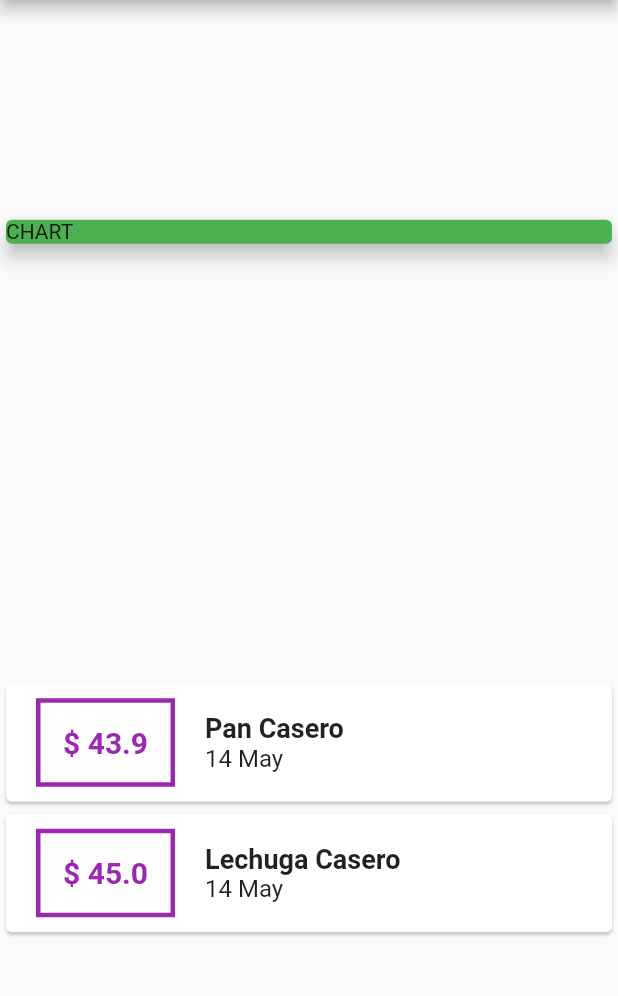
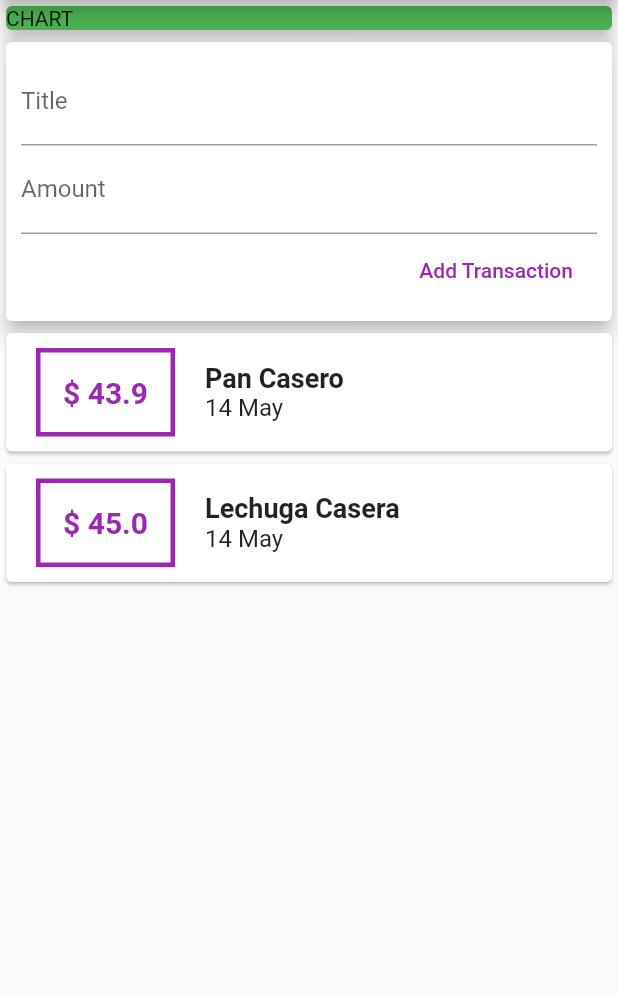
Before and after one commit to nachokhan/my_expenses, a Flutter app: the screen it shows after launch, on a phone screen of 412 x 824 dp, the part 84-1080 px from its top. Run offline on Flutter 3.47's test engine with Material 2 defaults, Android fonts, the phone set to English and light mode, and no system bars.

Commit message:
Huge Refactoring (split+input)

```diff
--- a/lib/main.dart
+++ b/lib/main.dart
@@ -1,6 +1,7 @@
 import 'package:flutter/material.dart';
-import './wtransaction.dart';
-import './transaction.dart';
+
+import './widgets/w_transaction_list.dart';
+import './widgets/w_transaction_input.dart';
 
 void main() => runApp(MyApp());
 
@@ -15,21 +16,6 @@ class MyApp extends StatelessWidget {
 }
 
 class MyHomePage extends StatelessWidget {
-  final List<Transaction> transactions = [
-    Transaction(
-      amount: 43.90,
-      date: DateTime.now(),
-      id: "1",
-      title: "Pan Casero",
-    ),
-    Transaction(
-      amount: 45,
-      date: DateTime.now(),
-      id: "2",
-      title: "Lechuga Casero",
-    )
-  ];
-
   @override
   Widget build(BuildContext context) {
     return Scaffold(
@@ -37,7 +23,7 @@ class MyHomePage extends StatelessWidget {
         title: Text("My Expenses"),
       ),
       body: Column(
-        mainAxisAlignment: MainAxisAlignment.spaceAround,
+        mainAxisAlignment: MainAxisAlignment.start,
         crossAxisAlignment: CrossAxisAlignment.center,
         children: <Widget>[
           Container(
@@ -48,24 +34,10 @@ class MyHomePage extends StatelessWidget {
               elevation: 5,
             ),
           ),
-          Column(
-            children: <Widget>[
-              ...getTransactions(),
-            ],
-          ),
+          WTransactionInput(),
+          WTransactionList(),
         ],
       ),
     );
   }
-
-  getTransactions() {
-    var list = transactions.map((tx) {
-      return WTransaction(
-        amount: tx.amount,
-        date: tx.date,
-        title: tx.title,
-      );
-    }).toList();
-    return list;
-  }
 }
--- /dev/null
+++ b/lib/widgets/w_transaction_input.dart
@@ -0,0 +1,36 @@
+import 'package:flutter/material.dart';
+
+final titleController = TextEditingController();
+final amountController = TextEditingController();
+
+class WTransactionInput extends StatelessWidget {
+  @override
+  Widget build(BuildContext context) {
+    return Container(
+        child: Card(
+            elevation: 5,
+            child: Container(
+              padding: EdgeInsets.all(10),
+              child: Column(
+                crossAxisAlignment: CrossAxisAlignment.end,
+                children: <Widget>[
+                  TextField(
+                    decoration: InputDecoration(labelText: "Title"),
+                    controller: titleController,
+                  ),
+                  TextField(
+                    decoration: InputDecoration(labelText: "Amount"),
+                    controller: amountController,
+                  ),
+                  FlatButton(
+                      child: Text("Add Transaction"),
+                      textColor: Colors.purple,
+                      onPressed: () {
+                        print("T: ${titleController.text}");
+                        print("A: ${amountController.text}");
+                      }),
+                ],
+              ),
+            )));
+  }
+}
--- /dev/null
+++ b/lib/widgets/w_transaction_list.dart
@@ -0,0 +1,41 @@
+import 'package:flutter/material.dart';
+
+import './w_transaction.dart';
+import '../models/transaction.dart';
+
+class WTransactionList extends StatelessWidget {
+  final List<Transaction> transactions = [
+    Transaction(
+      amount: 43.90,
+      date: DateTime.now(),
+      id: "1",
+      title: "Pan Casero",
+    ),
+    Transaction(
+      amount: 45,
+      date: DateTime.now(),
+      id: "2",
+      title: "Lechuga Casera",
+    )
+  ];
+
+  @override
+  Widget build(BuildContext context) {
+    return Column(
+      children: <Widget>[
+        ...getTransactions(),
+      ],
+    );
+  }
+
+  getTransactions() {
+    var list = transactions.map((tx) {
+      return WTransaction(
+        amount: tx.amount,
+        date: tx.date,
+        title: tx.title,
+      );
+    }).toList();
+    return list;
+  }
+}
```
Also changed, not shown: lib/models/transaction.dart (renamed from lib/transaction.dart), lib/widgets/w_transaction.dart (renamed from lib/wtransaction.dart).
